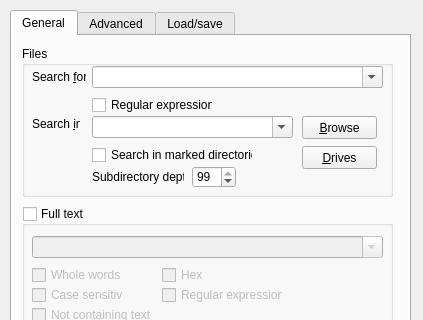
Above: FileCommander/FindFilesDialog.ui from martin-kudlicka/file-commander before the change; both pictures show x 0 to 423 and y 0 to 320 of the 423 by 542 pixel window. Below: the same form after it.
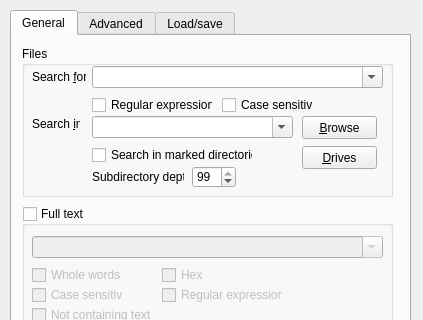
That is the form after the change.

Commit message: + case sensitive file searching

```diff
--- a/FileCommander/FindFilesDialog.ui
+++ b/FileCommander/FindFilesDialog.ui
@@ -182,6 +182,19 @@
        <bool>false</bool>
       </property>
      </widget>
+     <widget class="QCheckBox" name="qcbSearchForCaseSensitive" >
+      <property name="geometry" >
+       <rect>
+        <x>200</x>
+        <y>50</y>
+        <width>91</width>
+        <height>18</height>
+       </rect>
+      </property>
+      <property name="text" >
+       <string>Case sensitive</string>
+      </property>
+     </widget>
     </widget>
     <widget class="QGroupBox" name="qgbFullText" >
      <property name="geometry" >
```
Left out of the diff: 10 changed lines with no effect on the pictures. The commit also changes 5 other files.
